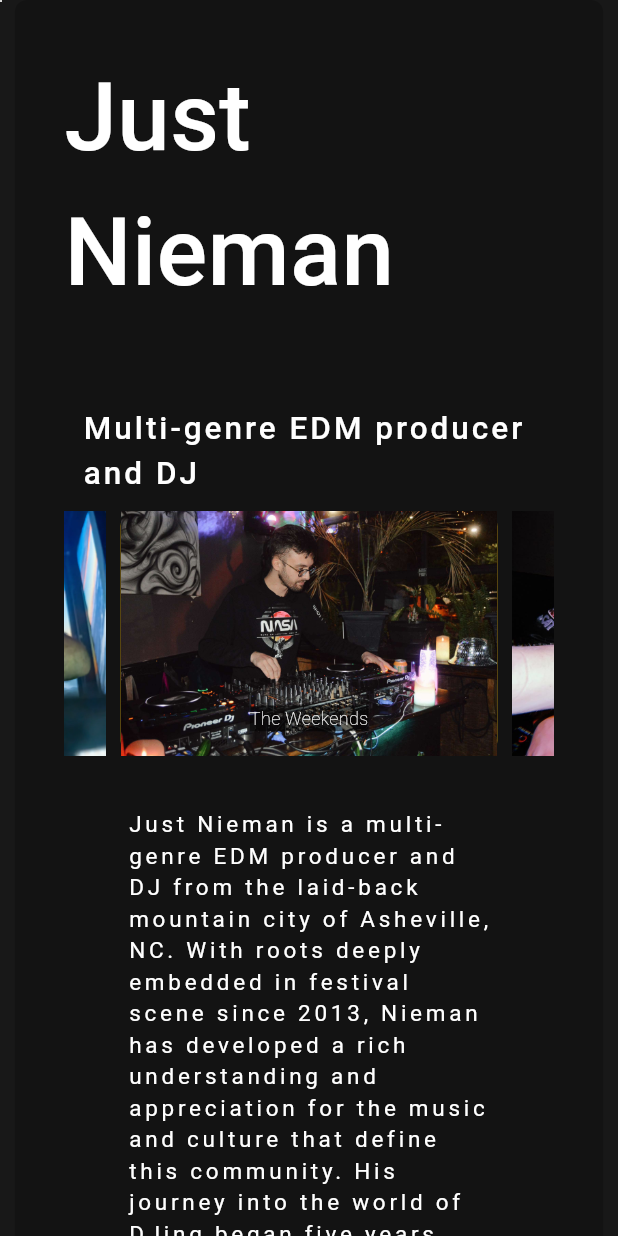
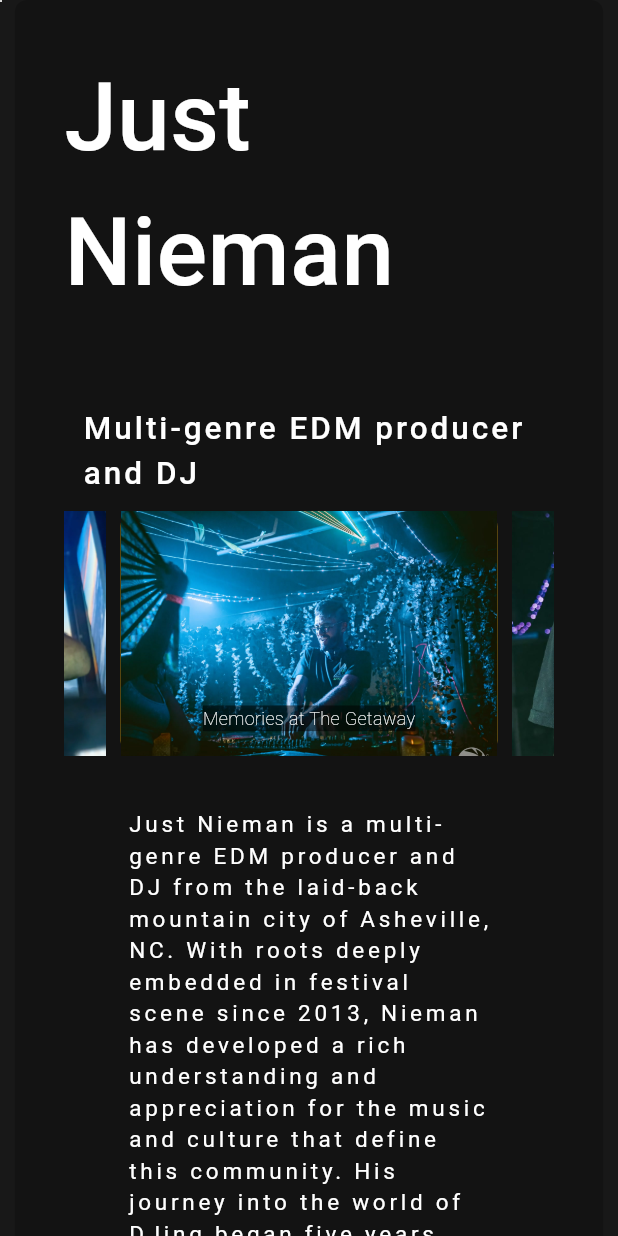
Before and after one commit to Nieman123/justNiemansWebsite, a Flutter app: the screen it shows after launch, on a phone screen of 412 x 824 dp. Run offline on Flutter 3.47's test engine with Material 3 defaults, Android fonts, the phone set to English and light mode, and no system bars; drawn by our look-alikes of carousel_slider; our stand-ins replace firebase_analytics, firebase_core, font_awesome_flutter, go_router, video_player; missing offline and left inert: dart:html, flutter_improved_scrolling, foil, sa3_liquid; accounts and stored records are empty; generated files the repository leaves out were written again; Roboto replaces fonts that are missing (FjallaOne, SourceCodePro).

Commit message:
Gallery updates

```diff
--- a/lib/home.dart
+++ b/lib/home.dart
@@ -95,8 +95,18 @@ class _HomePageState extends State<HomePage> {
                             enlargeStrategy: CenterPageEnlargeStrategy.height,
                           ),
                           items: [
-                            ['assets/gallery/4.jpg', 'The Weekends'],
-                            ['assets/gallery/6.jpg', 'With my friend Ronie'],
+                            ['assets/gallery/1.jpg', 'Memories at The Getaway'],
+                            ['assets/gallery/2.jpg', 'Afters?'],
+                            [
+                              'assets/gallery/3.jpg',
+                              'Loading up a track that will be just right.'
+                            ],
+                            [
+                              'assets/gallery/4.jpg',
+                              'Times at Water Street (White Rabbit)'
+                            ],
+                            ['assets/gallery/5.jpg', 'Memories at The Getaway'],
+                            ['assets/gallery/6.jpg', 'Me n the Pluto Crew'],
                             ['assets/gallery/2.webp', 'At Static Age Loft'],
                           ].map((i) {
                             return Builder(
@@ -164,6 +174,13 @@ class _HomePageState extends State<HomePage> {
                         ),
                       ),
                       MusicRelease(
+                        title: 'PRESAVE "MOBY D"',
+                        image: const AssetImage("assets/moby-d.png"),
+                        listenUrl:
+                            'https://distrokid.com/hyperfollow/justnieman/moby-d',
+                        isMobile: false,
+                      ),
+                      MusicRelease(
                         title: 'STREAM "MY MUSIC"',
                         image: const AssetImage("assets/my-music.webp"),
                         listenUrl:
@@ -184,36 +201,36 @@ class _HomePageState extends State<HomePage> {
                             'https://distrokid.com/hyperfollow/justnieman/personal',
                         isMobile: false,
                       ),
-                      Padding(
-                        padding: EdgeInsets.all(height * 0.04),
-                        child: Center(
-                          child: Text(
-                            "UPCOMING SHOWS",
-                            style: TextStyle(
-                              fontSize:
-                                  28.0, // Adjust as per your design requirement
-                              fontWeight: FontWeight.w700,
-                              color: Theme.of(context).colorScheme.onPrimary,
-                              letterSpacing: 2.0,
-                              fontFamily: 'SourceCodePro',
-                              shadows: [
-                                Shadow(
-                                  offset: const Offset(2.0, 2.0),
-                                  blurRadius: 3.0,
-                                  color: const Color.fromARGB(29, 165, 0, 143)
-                                      .withOpacity(0.3),
-                                ),
-                              ],
-                            ),
-                          ),
-                        ),
-                      ),
-                      const EventCard(
-                        title: "TAURUS BIRTHDAY BASH",
-                        imageUrl: 'assets/getaway-may-18th_half-min.png',
-                        date: '5/13/2024',
-                        location: 'THE GETAWAY ASHEVILLE, NC',
-                      ),
+                      // Padding(
+                      //   padding: EdgeInsets.all(height * 0.04),
+                      //   child: Center(
+                      //     child: Text(
+                      //       "UPCOMING SHOWS",
+                      //       style: TextStyle(
+                      //         fontSize:
+                      //             28.0, // Adjust as per your design requirement
+                      //         fontWeight: FontWeight.w700,
+                      //         color: Theme.of(context).colorScheme.onPrimary,
+                      //         letterSpacing: 2.0,
+                      //         fontFamily: 'SourceCodePro',
+                      //         shadows: [
+                      //           Shadow(
+                      //             offset: const Offset(2.0, 2.0),
+                      //             blurRadius: 3.0,
+                      //             color: const Color.fromARGB(29, 165, 0, 143)
+                      //                 .withOpacity(0.3),
+                      //           ),
+                      //         ],
+                      //       ),
+                      //     ),
+                      //   ),
+                      // ),
+                      // const EventCard(
+                      //   title: "TAURUS BIRTHDAY BASH",
+                      //   imageUrl: 'assets/getaway-may-18th_half-min.png',
+                      //   date: '5/13/2024',
+                      //   location: 'THE GETAWAY ASHEVILLE, NC',
+                      // ),
                     ],
                   ),
                 ),
@@ -291,10 +308,26 @@ class _HomePageState extends State<HomePage> {
                                       enlargeStrategy:
                                           CenterPageEnlargeStrategy.height),
                                   items: [
-                                    ['assets/gallery/4.jpg', 'The Weekends'],
+                                    [
+                                      'assets/gallery/1.jpg',
+                                      'Memories at The Getaway'
+                                    ],
+                                    ['assets/gallery/2.jpg', 'Afters?'],
+                                    [
+                                      'assets/gallery/3.jpg',
+                                      'Loading up a track that will be just right.'
+                                    ],
+                                    [
+                                      'assets/gallery/4.jpg',
+                                      'Times at Water Street (White Rabbit)'
+                                    ],
+                                    [
+                                      'assets/gallery/5.jpg',
+                                      'Memories at The Getaway'
+                                    ],
                                     [
                                       'assets/gallery/6.jpg',
-                                      'With my friend Ronie'
+                                      'Me n the Pluto Crew'
                                     ],
                                     [
                                       'assets/gallery/2.webp',
@@ -382,6 +415,14 @@ class _HomePageState extends State<HomePage> {
                             children: [
                               Expanded(
                                   child: MusicRelease(
+                                title: 'PRESAVE "MOBY D"',
+                                image: const AssetImage("assets/moby-d.png"),
+                                listenUrl:
+                                    'https://distrokid.com/hyperfollow/justnieman/moby-d',
+                                isMobile: false,
+                              )),
+                              Expanded(
+                                  child: MusicRelease(
                                 title: 'STREAM "MY MUSIC"',
                                 image: const AssetImage("assets/my-music.webp"),
                                 listenUrl:
@@ -407,46 +448,46 @@ class _HomePageState extends State<HomePage> {
                             ],
                           ),
                         ),
-                        Padding(
-                          padding: EdgeInsets.all(height * 0.04),
-                          child: Center(
-                            child: Text(
-                              "UPCOMING SHOWS",
-                              style: TextStyle(
-                                fontSize: 28.0,
-                                fontWeight: FontWeight.w700,
-                                color: Theme.of(context).colorScheme.onPrimary,
-                                letterSpacing: 2.0,
-                                fontFamily: 'SourceCodePro',
-                                shadows: [
-                                  Shadow(
-                                    offset: const Offset(2.0, 2.0),
-                                    blurRadius: 3.0,
-                                    color: const Color.fromARGB(29, 165, 0, 143)
-                                        .withOpacity(0.3),
-                                  ),
-                                ],
-                              ),
-                            ),
-                          ),
-                        ),
-                        const SizedBox(
-                          child: Flex(
-                            crossAxisAlignment: CrossAxisAlignment.start,
-                            direction: Axis.horizontal,
-                            children: [
-                              Expanded(
-                                child: EventCard(
-                                  title: "TAURUS BIRTHDAY BASH",
-                                  imageUrl:
-                                      'assets/getaway-may-18th_half-min.png',
-                                  date: '4/20/2024',
-                                  location: "THE GETAWAY ASHEVILLE, NC",
-                                ),
-                              ),
-                            ],
-                          ),
-                        ),
+                        // Padding(
+                        //   padding: EdgeInsets.all(height * 0.04),
+                        //   child: Center(
+                        //     child: Text(
+                        //       "UPCOMING SHOWS",
+                        //       style: TextStyle(
+                        //         fontSize: 28.0,
+                        //         fontWeight: FontWeight.w700,
+                        //         color: Theme.of(context).colorScheme.onPrimary,
+                        //         letterSpacing: 2.0,
+                        //         fontFamily: 'SourceCodePro',
+                        //         shadows: [
+                        //           Shadow(
+                        //             offset: const Offset(2.0, 2.0),
+                        //             blurRadius: 3.0,
+                        //             color: const Color.fromARGB(29, 165, 0, 143)
+                        //                 .withOpacity(0.3),
+                        //           ),
+                        //         ],
+                        //       ),
+                        //     ),
+                        //   ),
+                        // ),
+                        // const SizedBox(
+                        //   child: Flex(
+                        //     crossAxisAlignment: CrossAxisAlignment.start,
+                        //     direction: Axis.horizontal,
+                        //     children: [
+                        //       Expanded(
+                        //         child: EventCard(
+                        //           title: "TAURUS BIRTHDAY BASH",
+                        //           imageUrl:
+                        //               'assets/getaway-may-18th_half-min.png',
+                        //           date: '4/20/2024',
+                        //           location: "THE GETAWAY ASHEVILLE, NC",
+                        //         ),
+                        //       ),
+                        //     ],
+                        //   ),
+                        // ),
                         const ContactMe()
                       ],
                     ),
--- a/lib/links.dart
+++ b/lib/links.dart
@@ -37,6 +37,11 @@ class LinksPage extends StatelessWidget {
               const SizedBox(height: 20),
               const LinkBox(
                   icon: Icons.link,
+                  image: AssetImage("assets/moby-d.png"),
+                  text: 'PRESAVE "MOBY D"',
+                  url: 'https://distrokid.com/hyperfollow/justnieman/moby-d'),
+              const LinkBox(
+                  icon: Icons.link,
                   image: AssetImage("assets/my-music.webp"),
                   text: 'STREAM "MY MUSIC"',
                   url: 'https://distrokid.com/hyperfollow/justnieman/my-music'),
--- a/lib/social_media_bar.dart
+++ b/lib/social_media_bar.dart
@@ -5,8 +5,8 @@ import '../html_open_link.dart';
 class SocialMediaBar extends StatelessWidget {
   SocialMediaBar({Key? key, required this.height}) : super(key: key);
   final List<List<String>> data = [
-    ['nieman123@gmail.com', 'email'],
-    ['https://github.com/Nieman123', 'github']
+    ['mailto:nieman123@gmail.com', 'email'],
+    ['https://www.instagram.com/justnieman', 'instagram']
   ];
   final double height;
 
--- a/pubspec.yaml
+++ b/pubspec.yaml
@@ -80,6 +80,7 @@ flutter:
     - assets/bens.jpg
     - assets/my-music.webp
     - assets/soundcloud-logo.png
+    - assets/moby-d.png
 
 
 
```
Also changed, not shown: assets/gallery/1.jpg (added), assets/gallery/1.png (deleted), assets/gallery/2.jpg, assets/gallery/3.jpg, assets/gallery/5.jpg, assets/gallery/6.jpg, assets/moby-d.png (added), 1 other file.
